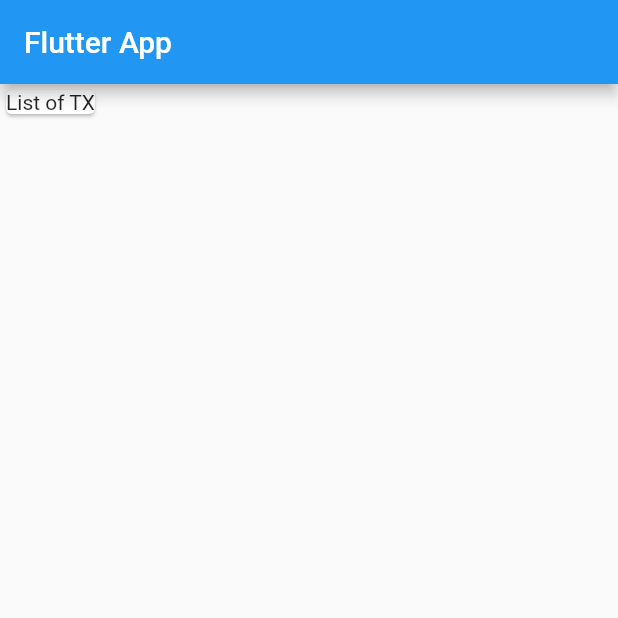
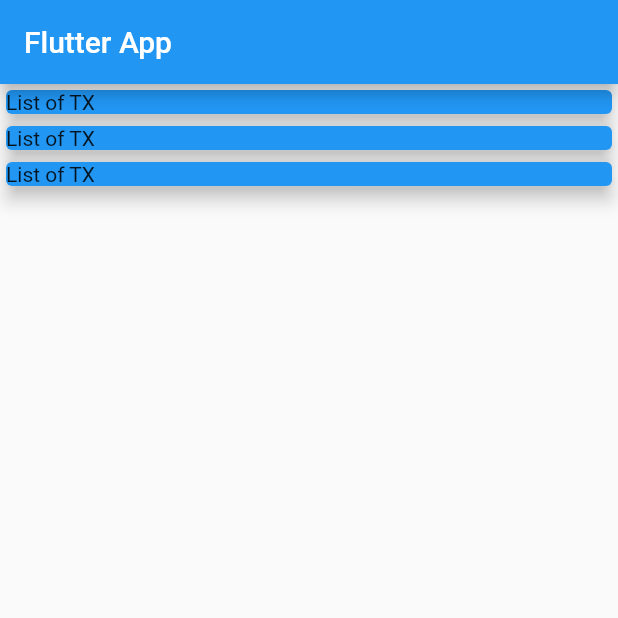
Before and after one commit to is200043/flutter_lab, a Flutter app: the screen it shows after launch, on a phone screen of 412 x 824 dp, the top half of it. Run offline on Flutter 3.47's test engine with Material 2 defaults, Android fonts, the phone set to English and light mode, and no system bars.

Commit message:
column mainAxisAlignment

```diff
--- a/lib/main.dart
+++ b/lib/main.dart
@@ -18,10 +18,25 @@ class MyHomePage extends StatelessWidget {
       appBar: AppBar(
         title: Text('Flutter App'),
       ),
-      body: Column(children: <Widget>[
+      body: Column(
+        mainAxisAlignment: MainAxisAlignment.start,
+        crossAxisAlignment: CrossAxisAlignment.stretch,
+        children: <Widget>[
         Card(
+          color: Colors.blue,
+          elevation: 5,
           child: Text('List of TX'),
-        )
+        ),
+        Card(
+          color: Colors.blue,
+          elevation: 5,
+          child: Text('List of TX'),
+        ),
+        Card(
+          color: Colors.blue,
+          elevation: 5,
+          child: Text('List of TX'),
+        ),
       ]),
     );
   }
```
